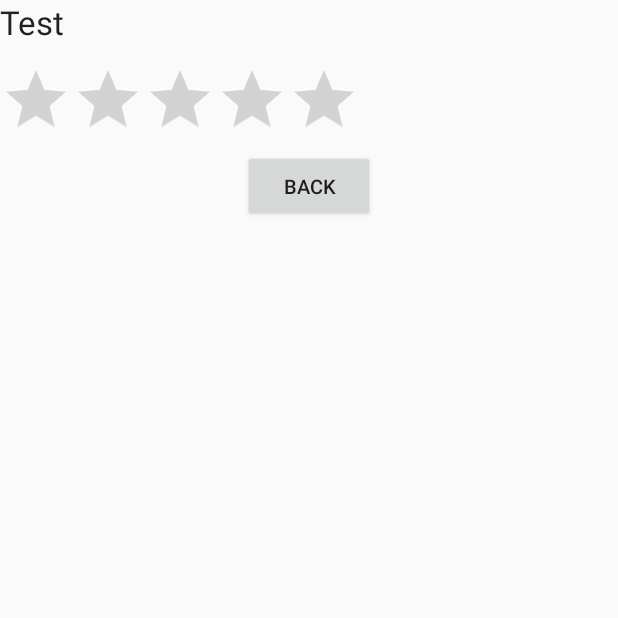
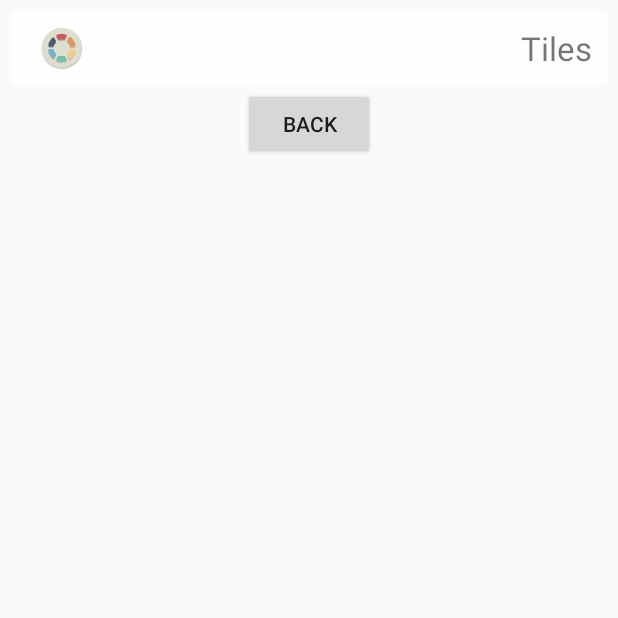
Before and after one commit to alyosharomanov/Tiles, an Android app: the SocialActivity screen opened directly, with no data from a screen before it, on a phone screen of 412 x 824 dp, the top half of it. Run offline under Robolectric (Android 15) with nearby library versions, the phone set to English and light mode, and no system bars.

Commit message:
Fixed all current buttons

```diff
--- a/app/src/main/res/layout/activity_social.xml
+++ b/app/src/main/res/layout/activity_social.xml
@@ -1,27 +1,46 @@
 <?xml version="1.0" encoding="utf-8"?>
 <LinearLayout xmlns:android="http://schemas.android.com/apk/res/android"
-    android:orientation="vertical" android:layout_width="match_parent"
+    android:layout_width="match_parent"
     android:layout_height="match_parent"
-    android:weightSum="1">
+    android:background="@drawable/background"
+    android:orientation="vertical"
+    android:padding="@dimen/outer_layout_padding">
 
-    <TextView
+    <LinearLayout
+        android:layout_width="fill_parent"
+        android:layout_height="wrap_content"
+        android:layout_margin="@dimen/box_margins"
+        android:background="@drawable/background_box"
+        android:orientation="horizontal">
+
+        <LinearLayout
+            android:layout_width="wrap_content"
+            android:layout_height="match_parent"
+            android:gravity="center"
+            android:orientation="horizontal">
+
+            <ImageView
+                android:id="@+id/imageView"
+                android:layout_width="wrap_content"
+                android:layout_height="wrap_content"
+                android:src="@mipmap/ic_launcher" />
+        </LinearLayout>
+
+        <TextView
+            android:id="@+id/appNameTextView"
+            android:layout_width="match_parent"
+            android:layout_height="wrap_content"
+            android:gravity="end"
+            android:text="@string/app_name"
+            android:textSize="@dimen/large_text_size" />
+
+    </LinearLayout>
+
+    <Button
         android:layout_width="wrap_content"
         android:layout_height="wrap_content"
-        android:textAppearance="?android:attr/textAppearanceLarge"
-        android:text="Test"
-        android:id="@+id/textView5"
-        android:layout_weight="0.02" />
+        android:text="Back"
+        android:id="@+id/backButton"
+        android:layout_gravity="center_horizontal" />
 
-    <RatingBar
-        android:layout_width="wrap_content"
-        android:layout_height="wrap_content"
-        android:id="@+id/ratingBar" />
-
-    <Button
-        android:id="@+id/backButton"
-        android:layout_width="wrap_content"
-        android:layout_height="wrap_content"
-        android:layout_gravity="center_horizontal"
-        android:text="@string/info_back"
-        android:textSize="@dimen/small_text_size" />
 </LinearLayout>
```
